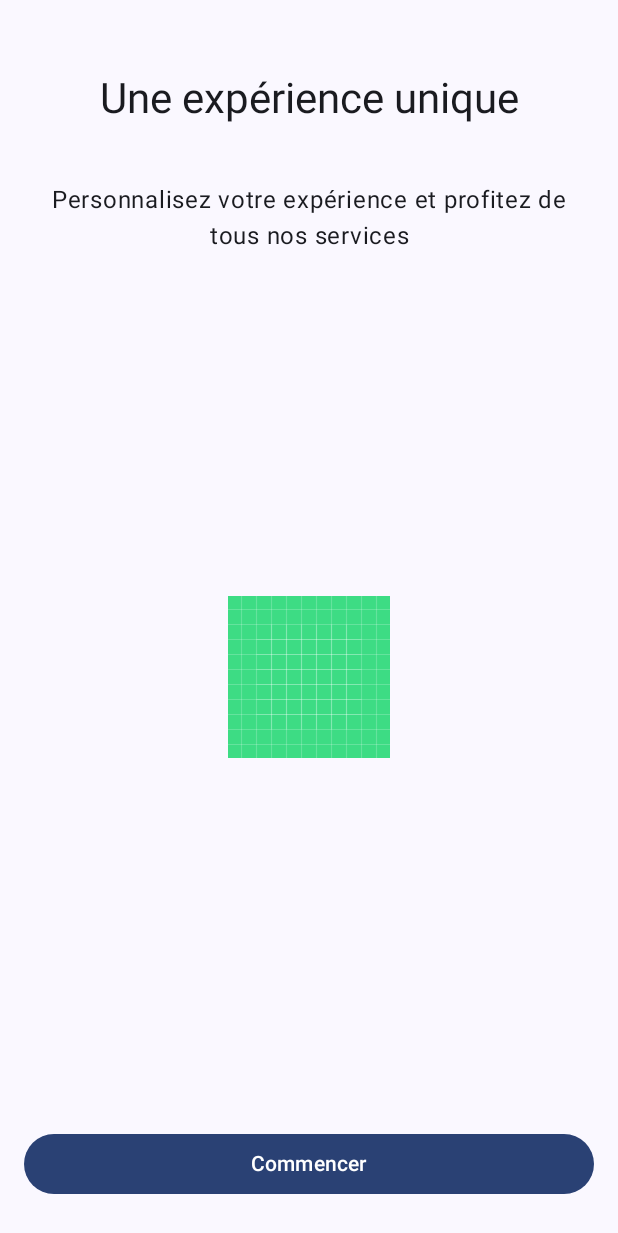
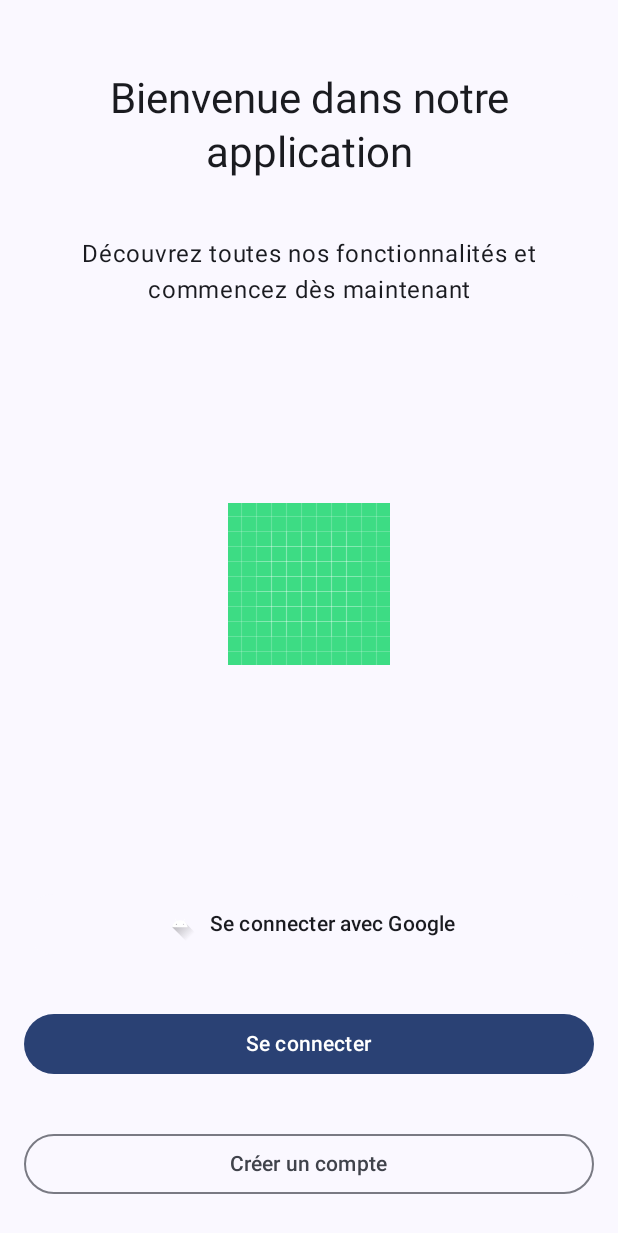
Before and after one commit to nasr-amraoui/GrubGo, an Android app built with Jetpack Compose: the composable SecondOnboardingPage shown on its own in the app's theme, on a phone screen of 412 x 824 dp. Shown: the top 1233 px of the screen. Run offline under Robolectric (Android 15) with nearby library versions, the phone set to English and light mode, and no system bars.

Commit message:
fix: Onboarding screens

```diff
--- a/app/build.gradle.kts
+++ b/app/build.gradle.kts
@@ -66,5 +66,8 @@ dependencies {
     implementation("androidx.compose.material:material-icons-extended:1.7.8")
 
     // ViewModel
+    implementation("androidx.lifecycle:lifecycle-viewmodel-ktx:2.9.0")
+    implementation("androidx.lifecycle:lifecycle-runtime-ktx:2.9.0")
     implementation("androidx.lifecycle:lifecycle-viewmodel-compose:2.9.0")
+    implementation("androidx.lifecycle:lifecycle-runtime-compose:2.9.0")
 }
--- a/app/src/main/java/com/app/grubgo/MainActivity.kt
+++ b/app/src/main/java/com/app/grubgo/MainActivity.kt
@@ -3,7 +3,6 @@ package com.app.grubgo
 import android.os.Bundle
 import androidx.activity.ComponentActivity
 import androidx.activity.compose.setContent
-import androidx.activity.enableEdgeToEdge
 import androidx.compose.foundation.layout.fillMaxSize
 import androidx.compose.material3.MaterialTheme
 import androidx.compose.material3.Surface
--- a/app/src/main/java/com/app/grubgo/ui/components/SecondOnboardingPage.kt
+++ b/app/src/main/java/com/app/grubgo/ui/components/SecondOnboardingPage.kt
@@ -3,26 +3,33 @@ package com.app.grubgo.ui.components
 import androidx.compose.foundation.Image
 import androidx.compose.foundation.layout.Arrangement
 import androidx.compose.foundation.layout.Column
+import androidx.compose.foundation.layout.Row
 import androidx.compose.foundation.layout.Spacer
 import androidx.compose.foundation.layout.fillMaxSize
 import androidx.compose.foundation.layout.fillMaxWidth
 import androidx.compose.foundation.layout.height
 import androidx.compose.foundation.layout.padding
+import androidx.compose.foundation.layout.size
 import androidx.compose.material3.Button
+import androidx.compose.material3.ButtonDefaults
 import androidx.compose.material3.MaterialTheme
+import androidx.compose.material3.OutlinedButton
 import androidx.compose.material3.Text
 import androidx.compose.runtime.Composable
 import androidx.compose.ui.Alignment
 import androidx.compose.ui.Modifier
 import androidx.compose.ui.res.painterResource
 import androidx.compose.ui.text.style.TextAlign
+import androidx.compose.ui.tooling.preview.Preview
 import androidx.compose.ui.unit.dp
 import com.app.grubgo.R
 
 @Composable
 fun SecondOnboardingPage(
     modifier: Modifier = Modifier,
-    onFinish: () -> Unit
+    onConnectWithGoogle: () -> Unit,
+    onLogin: () -> Unit,
+    onCreateAccount: () -> Unit
 ) {
     Column(
         modifier = modifier
@@ -34,7 +41,7 @@ fun SecondOnboardingPage(
         Spacer(modifier = Modifier.height(16.dp))
 
         Text(
-            text = "Une expérience unique",
+            text = "Bienvenue dans notre application",
             style = MaterialTheme.typography.headlineMedium,
             textAlign = TextAlign.Center
         )
@@ -42,7 +49,7 @@ fun SecondOnboardingPage(
         Spacer(modifier = Modifier.height(8.dp))
 
         Text(
-            text = "Personnalisez votre expérience et profitez de tous nos services",
+            text = "Découvrez toutes nos fonctionnalités et commencez dès maintenant",
             style = MaterialTheme.typography.bodyLarge,
             textAlign = TextAlign.Center
         )
@@ -50,8 +57,8 @@ fun SecondOnboardingPage(
         Spacer(modifier = Modifier.height(16.dp))
 
         Image(
-            painter = painterResource(id = R.drawable.ic_launcher_background), // image 2
-            contentDescription = "Onboarding Image 2",
+            painter = painterResource(id = R.drawable.ic_launcher_background), // image 1
+            contentDescription = "Onboarding Image",
             modifier = Modifier
                 .weight(1f)
                 .padding(16.dp)
@@ -60,12 +67,44 @@ fun SecondOnboardingPage(
         Spacer(modifier = Modifier.height(24.dp))
 
         Button(
-            onClick = onFinish,
+            onClick = onConnectWithGoogle,
+            modifier = Modifier
+                .fillMaxWidth()
+                .padding(vertical = 8.dp),
+            colors = ButtonDefaults.buttonColors(
+                containerColor = MaterialTheme.colorScheme.surface,
+                contentColor = MaterialTheme.colorScheme.onSurface
+            )
+        ) {
+            Row(
+                verticalAlignment = Alignment.CenterVertically,
+                horizontalArrangement = Arrangement.spacedBy(8.dp)
+            ) {
+                Image(
+                    painter = painterResource(id = R.drawable.ic_launcher_foreground), // google logo
+                    contentDescription = "Google Logo",
+                    modifier = Modifier.size(24.dp)
+                )
+                Text("Se connecter avec Google")
+            }
+        }
+
+        Button(
+            onClick = onLogin,
             modifier = Modifier
                 .fillMaxWidth()
                 .padding(vertical = 8.dp)
         ) {
-            Text("Commencer")
+            Text("Se connecter")
+        }
+
+        OutlinedButton(
+            onClick = onCreateAccount,
+            modifier = Modifier
+                .fillMaxWidth()
+                .padding(vertical = 8.dp)
+        ) {
+            Text("Créer un compte")
         }
     }
 }
--- a/app/src/main/java/com/app/grubgo/ui/screens/OnboardingScreen.kt
+++ b/app/src/main/java/com/app/grubgo/ui/screens/OnboardingScreen.kt
@@ -17,8 +17,7 @@ import com.app.grubgo.ui.components.SecondOnboardingPage
 fun OnboardingScreen(
     currentPage: Int,
     onNextPage: () -> Unit,
-    onSkip: () -> Unit,
-    onFinish: () -> Unit
+    onSkip: () -> Unit
 ) {
     Scaffold(
         topBar = {
@@ -47,7 +46,9 @@ fun OnboardingScreen(
             )
             1 -> SecondOnboardingPage(
                 modifier = Modifier.padding(paddingValues),
-                onFinish = onFinish
+                onConnectWithGoogle = { /* Connect with Google logic */ },
+                onLogin = { /* Navigate to login screen */ },
+                onCreateAccount = onNextPage
             )
         }
     }
@@ -59,7 +60,6 @@ fun OnboardingScreenPreview() {
     OnboardingScreen(
         currentPage = 0,
         onNextPage = {},
-        onSkip = {},
-        onFinish = {}
+        onSkip = {}
     )
 }
```
